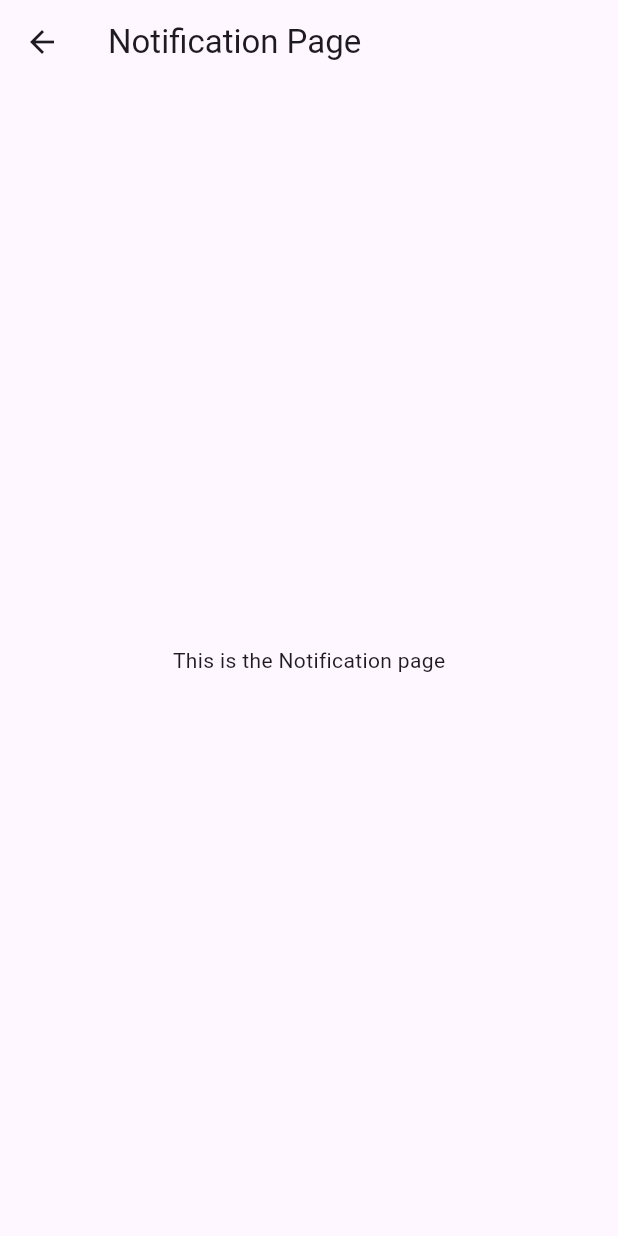
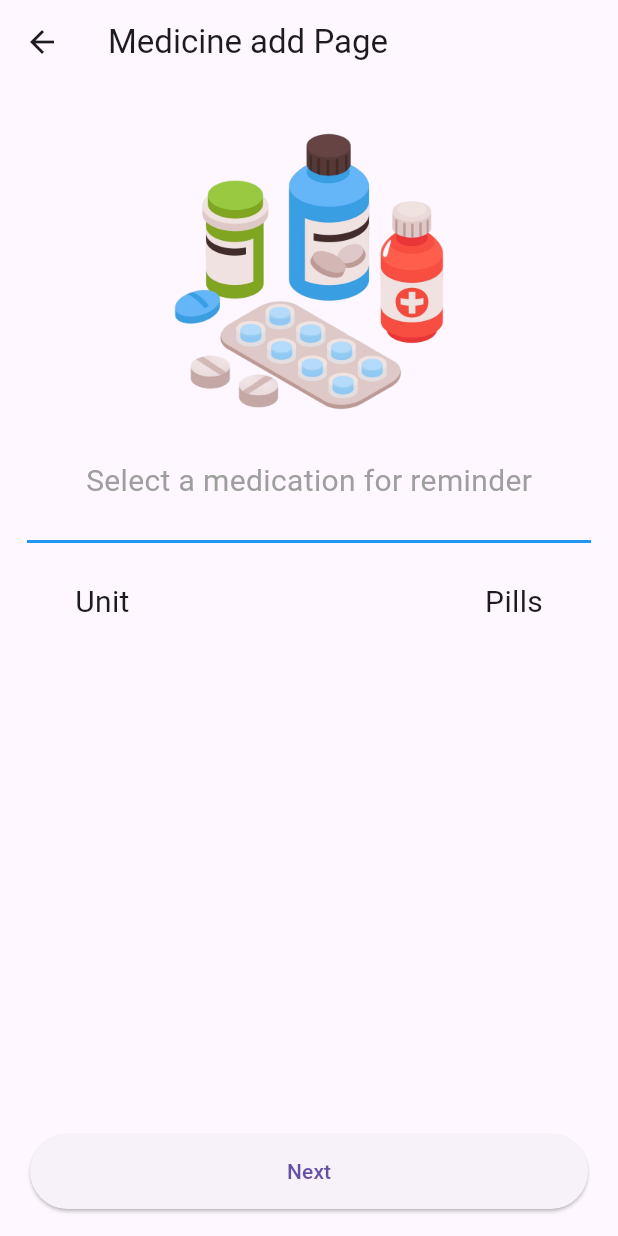
Before and after one commit to Shinigami-7/Final-Year-Project, a Flutter app: the TreatmentPage screen opened directly, after a tap on the "add" icon, on a phone screen of 412 x 824 dp. Run offline on Flutter 3.47's test engine with Material 3 defaults, Android fonts, the phone set to English and light mode, and no system bars; our stand-ins replace carousel_slider; missing offline and left inert: dart:ffi.

Commit message:
adding add_med screen and adding component

```diff
--- a/lib/add_med.dart
+++ b/lib/add_med.dart
@@ -1,16 +1,54 @@
+import 'dart:ffi';
+
 import 'package:flutter/material.dart';
+import 'package:projectk/treatment_page.dart';
 
-class NotificationPage extends StatelessWidget {
-  const NotificationPage ({super.key});
+class AddMed extends StatelessWidget {
+  const AddMed ({super.key});
   @override
   Widget build(BuildContext context) {
     return Scaffold(
       appBar: AppBar(
-        title: Text('Notification Page'),
+        title: Text('Medicine add Page'),
       ),
-      body: Center(
-        child: Text('This is the Notification page'),
-      ),
+      body:
+        Column(
+          children: [
+            Center(
+                child: Image.asset('assets/images/medicine.png', height: 250,width: 250,)
+            ),
+            Text("Select a medication for reminder",style: TextStyle(fontSize: 20, color: Colors.grey),),
+            Padding(
+              padding: const EdgeInsets.all(18.0),
+              child: Divider(
+                color: Colors.blue,
+                thickness: 2,
+              ),
+            ),
+            Padding(
+              padding: const EdgeInsets.only(left: 50.0,right: 50),
+              child: Row(
+                children: [
+                  Text("Unit", style: TextStyle(fontSize: 20),),
+                  Spacer(),
+                  Text("Pills",style: TextStyle(fontSize: 20)),
+                ],
+              ),
+            ),
+            Spacer(),
+            Padding(
+              padding: const EdgeInsets.only(bottom: 18.0,right: 20,left: 20),
+              child: SizedBox(
+                height: 50,
+                width: double.infinity,
+                child: ElevatedButton(onPressed: (){
+                  Navigator.push(context, MaterialPageRoute(builder: (context)=>TreatmentPage()),);
+                }, child: Text("Next"),),
+              ),
+            )
+          ],
+        ),
+
     );
   }
 }
--- a/lib/treatment_page.dart
+++ b/lib/treatment_page.dart
@@ -1,6 +1,6 @@
 import 'package:flutter/cupertino.dart';
 import 'package:flutter/material.dart';
-import 'package:projectk/notification.dart';
+import 'package:projectk/add_med.dart';
 import 'profile.dart';
 
 class TreatmentPage extends StatelessWidget {
@@ -116,17 +116,17 @@ class TreatmentPage extends StatelessWidget {
                           crossAxisAlignment: CrossAxisAlignment.start,
                           children: [
                             Text(
-                              "Mylod 2.5",
+                              "Metformin",
                               style: TextStyle(
                                   fontSize: 20, color: Colors.blueGrey),
                             ),
                             Text(
-                              "High blood pressure",
+                              "Diabetes type 2",
                               style: TextStyle(
                                   color: Colors.blueGrey, fontSize: 15),
                             ),
                             Text(
-                              "8:00 AM and 8:00 PM",
+                              "11 AM",
                               style: TextStyle(
                                   color: Colors.blueGrey, fontSize: 15),
                             ),
@@ -137,10 +137,10 @@ class TreatmentPage extends StatelessWidget {
                       Padding(
                         padding: const EdgeInsets.only(right: 20.0),
                         child: CircularProgressIndicator(
-                          value: 0.7,
+                          value: 0.2,
                           backgroundColor: Colors.grey,
                           valueColor:
-                          AlwaysStoppedAnimation<Color>(Colors.yellow),
+                          AlwaysStoppedAnimation<Color>(Colors.red),
                         ),
                       ),
                     ],
@@ -156,7 +156,7 @@ class TreatmentPage extends StatelessWidget {
               onPressed: () {
                 Navigator.push(
                   context,
-                  MaterialPageRoute(builder: (context) => NotificationPage()),
+                  MaterialPageRoute(builder: (context) => AddMed()),
                 );
               },
               child: Icon(Icons.add),
```
Also changed, not shown: assets/images/medicine.png (added).
